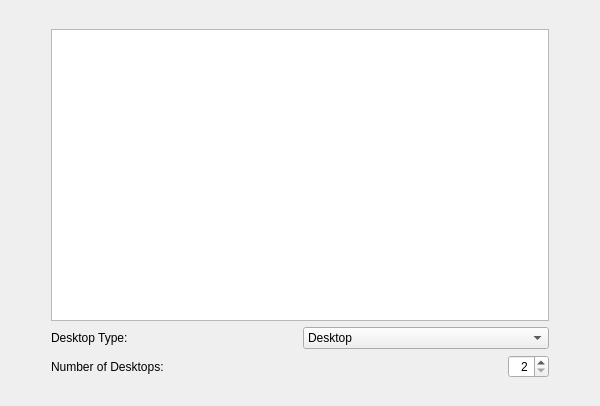
Old version of the form kde4/kaptan4/src/gui/styleWidget.ui in the repository pars-linux/uludag.
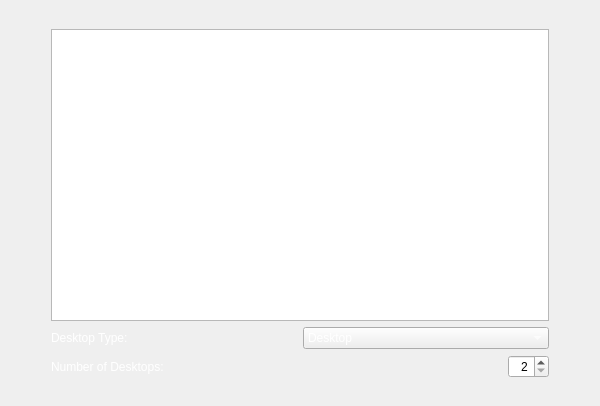
New version of the form.

Commit message: fix label colors

```diff
--- a/kde4/kaptan4/src/gui/styleWidget.ui
+++ b/kde4/kaptan4/src/gui/styleWidget.ui
@@ -55,6 +55,9 @@
       <layout class="QHBoxLayout" name="horizontalLayout">
        <item>
         <widget class="QLabel" name="labelDesktopType">
+         <property name="styleSheet">
+          <string notr="true">color: white</string>
+         </property>
          <property name="text">
           <string>Desktop Type:</string>
          </property>
@@ -62,6 +65,9 @@
        </item>
        <item>
         <widget class="QComboBox" name="comboBoxDesktopType">
+         <property name="styleSheet">
+          <string notr="true">color: white</string>
+         </property>
          <item>
           <property name="text">
            <string>Desktop</string>
@@ -80,6 +86,9 @@
       <layout class="QHBoxLayout" name="horizontalLayout_2">
        <item>
         <widget class="QLabel" name="labelDesktopNumbers">
+         <property name="styleSheet">
+          <string notr="true">color: white</string>
+         </property>
          <property name="text">
           <string>Number of Desktops:</string>
          </property>
```
The commit also changes 8 other files.
